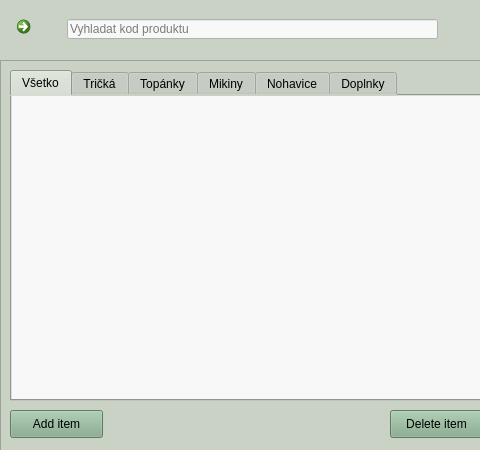
First picture: the form in source/code/main.ui, repository tomas-magat/camels-eshop-infosystem, before the edit; both pictures show x 0 to 480 and y 0 to 450 of the 800 by 450 pixel window.
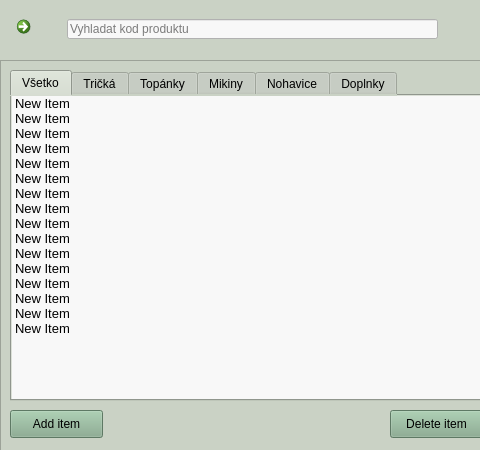
Second picture: the form after the edit. The open tabs and pages were chosen to show the change. Icons and pictures are not drawn.

Patch:
```diff
--- a/source/code/main.ui
+++ b/source/code/main.ui
@@ -1351,6 +1351,175 @@
 border: none
 </string>
             </property>
+            <item>
+             <property name="text">
+              <string>New Item</string>
+             </property>
+             <property name="font">
+              <font>
+               <pointsize>10</pointsize>
+              </font>
+             </property>
+             <property name="background">
+              <brush brushstyle="NoBrush">
+               <color alpha="255">
+                <red>102</red>
+                <green>102</green>
+                <blue>102</blue>
+               </color>
+              </brush>
+             </property>
+            </item>
+            <item>
+             <property name="text">
+              <string>New Item</string>
+             </property>
+             <property name="font">
+              <font>
+               <pointsize>10</pointsize>
+              </font>
+             </property>
+            </item>
+            <item>
+             <property name="text">
+              <string>New Item</string>
+             </property>
+             <property name="font">
+              <font>
+               <pointsize>10</pointsize>
+              </font>
+             </property>
+            </item>
+            <item>
+             <property name="text">
+              <string>New Item</string>
+             </property>
+             <property name="font">
+              <font>
+               <pointsize>10</pointsize>
+              </font>
+             </property>
+            </item>
+            <item>
+             <property name="text">
+              <string>New Item</string>
+             </property>
+             <property name="font">
+              <font>
+               <pointsize>10</pointsize>
+              </font>
+             </property>
+            </item>
+            <item>
+             <property name="text">
+              <string>New Item</string>
+             </property>
+             <property name="font">
+              <font>
+               <pointsize>10</pointsize>
+              </font>
+             </property>
+            </item>
+            <item>
+             <property name="text">
+              <string>New Item</string>
+             </property>
+             <property name="font">
+              <font>
+               <pointsize>10</pointsize>
+              </font>
+             </property>
+            </item>
+            <item>
+             <property name="text">
+              <string>New Item</string>
+             </property>
+             <property name="font">
+              <font>
+               <pointsize>10</pointsize>
+              </font>
+             </property>
+            </item>
+            <item>
+             <property name="text">
+              <string>New Item</string>
+             </property>
+             <property name="font">
+              <font>
+               <pointsize>10</pointsize>
+              </font>
+             </property>
+            </item>
+            <item>
+             <property name="text">
+              <string>New Item</string>
+             </property>
+             <property name="font">
+              <font>
+               <pointsize>10</pointsize>
+              </font>
+             </property>
+            </item>
+            <item>
+             <property name="text">
+              <string>New Item</string>
+             </property>
+             <property name="font">
+              <font>
+               <pointsize>10</pointsize>
+              </font>
+             </property>
+            </item>
+            <item>
+             <property name="text">
+              <string>New Item</string>
+             </property>
+             <property name="font">
+              <font>
+               <pointsize>10</pointsize>
+              </font>
+             </property>
+            </item>
+            <item>
+             <property name="text">
+              <string>New Item</string>
+             </property>
+             <property name="font">
+              <font>
+               <pointsize>10</pointsize>
+              </font>
+             </property>
+            </item>
+            <item>
+             <property name="text">
+              <string>New Item</string>
+             </property>
+             <property name="font">
+              <font>
+               <pointsize>10</pointsize>
+              </font>
+             </property>
+            </item>
+            <item>
+             <property name="text">
+              <string>New Item</string>
+             </property>
+             <property name="font">
+              <font>
+               <pointsize>10</pointsize>
+              </font>
+             </property>
+            </item>
+            <item>
+             <property name="text">
+              <string>New Item</string>
+             </property>
+             <property name="font">
+              <font>
+               <pointsize>10</pointsize>
+              </font>
+             </property>
+            </item>
            </widget>
           </widget>
           <widget class="QWidget" name="shirts_database">
```
Left out of the diff: 16 changed lines with no effect on the pictures.
